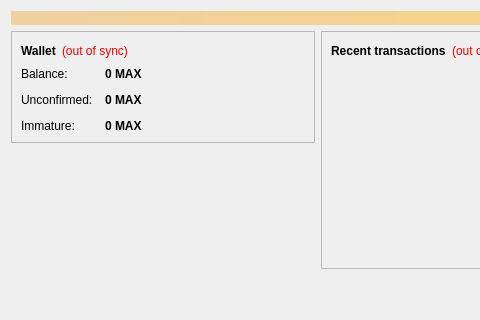
Above: src/qt/forms/overviewpage.ui from wecoin/wecoin before the change; both pictures show x 0 to 480 and y 0 to 320 of the 636 by 442 pixel window. Below: the same form after it.
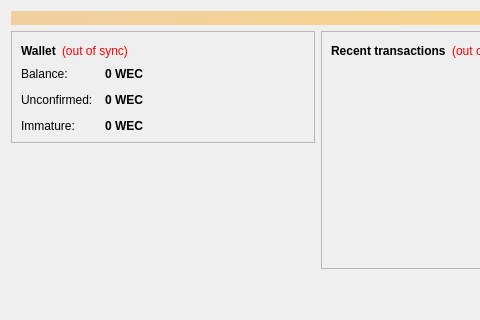
That is the form after the change. Icons and pictures are not drawn.

```diff
--- a/src/qt/forms/overviewpage.ui
+++ b/src/qt/forms/overviewpage.ui
@@ -122,7 +122,7 @@
                <string>Your current balance</string>
               </property>
               <property name="text">
-               <string notr="true">0 MAX</string>
+               <string notr="true">0 WEC</string>
               </property>
               <property name="textInteractionFlags">
                <set>Qt::LinksAccessibleByMouse|Qt::TextSelectableByKeyboard|Qt::TextSelectableByMouse</set>
@@ -151,7 +151,7 @@
                <string>Total of transactions that have yet to be confirmed, and do not yet count toward the current balance</string>
               </property>
               <property name="text">
-               <string notr="true">0 MAX</string>
+               <string notr="true">0 WEC</string>
               </property>
               <property name="textInteractionFlags">
                <set>Qt::LinksAccessibleByMouse|Qt::TextSelectableByKeyboard|Qt::TextSelectableByMouse</set>
@@ -177,7 +177,7 @@
                <string>Mined balance that has not yet matured</string>
               </property>
               <property name="text">
-               <string notr="true">0 MAX</string>
+               <string notr="true">0 WEC</string>
               </property>
               <property name="textInteractionFlags">
                <set>Qt::LinksAccessibleByMouse|Qt::TextSelectableByKeyboard|Qt::TextSelectableByMouse</set>
```
